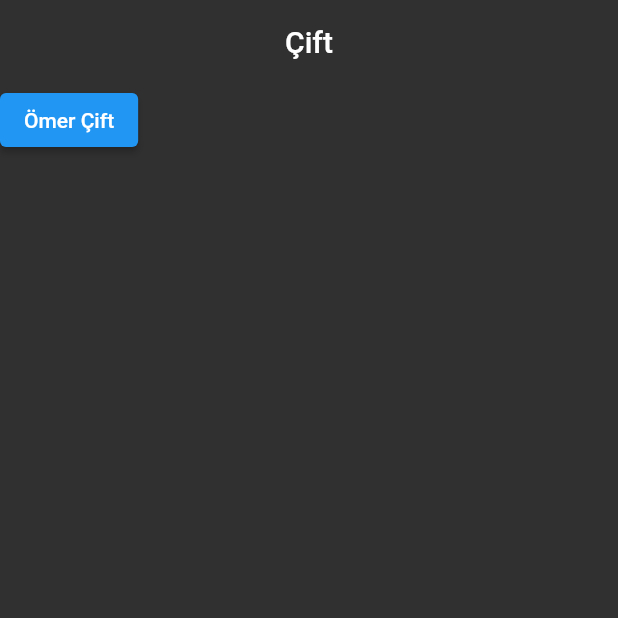
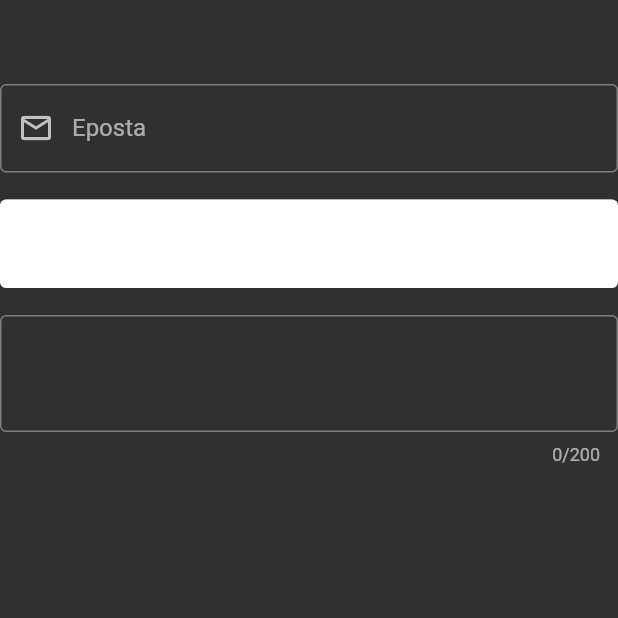
Before and after one commit to omeryilmaz2K/Flutter-Full-Learn, a Flutter app: the screen it shows after launch, on a phone screen of 412 x 824 dp, the top half of it. Run offline on Flutter 3.47's test engine with Material 2 defaults, Android fonts, the phone set to English and light mode, and no system bars.

Commit message:
101 seviyesinde textfield_learn_view çalışması gerçekleştirildi.

```diff
--- /dev/null
+++ b/lib/101/textfield_learn_view.dart
@@ -0,0 +1,81 @@
+import 'package:flutter/material.dart';
+import 'package:flutter/services.dart';
+
+class TextfieldLearnView extends StatefulWidget {
+  const TextfieldLearnView({super.key});
+
+  @override
+  State<TextfieldLearnView> createState() => _TextfieldLearnViewState();
+}
+
+class _TextfieldLearnViewState extends State<TextfieldLearnView> {
+  FocusNode textFieldNode1 = FocusNode();
+  FocusNode textFieldNode2 = FocusNode();
+
+  @override
+  Widget build(BuildContext context) {
+    return Scaffold(
+      appBar: AppBar(),
+      body: Column(
+        crossAxisAlignment: CrossAxisAlignment.end,
+        children: [
+          TextField(
+            maxLength: 20,
+            keyboardType: TextInputType.emailAddress,
+            autofillHints: const [AutofillHints.email],
+            inputFormatters: [InputFormatters().formatter],
+            focusNode: textFieldNode1,
+            textInputAction: TextInputAction.next,
+            buildCounter: (BuildContext context,
+                {int? currentLength, bool? isFocused, int? maxLength}) {
+              return Container(
+                height: 10,
+                width: 40.0 * ((currentLength ?? 0) / 2),
+                color: Colors.red[100 * ((currentLength ?? 1) ~/ 2.5)],
+              );
+            },
+            decoration: const InputDecoration(
+                prefixIcon: Icon(Icons.mail_outline),
+                border: OutlineInputBorder(),
+                hintText: 'Mail',
+                labelText: 'Eposta'),
+          ),
+          TextField(
+            maxLength: 20,
+            focusNode: textFieldNode2,
+            buildCounter: (BuildContext context,
+                {int? currentLength, bool? isFocused, int? maxLength}) {
+              return AnimatedContainer(
+                duration: const Duration(seconds: 1),
+                height: 10,
+                width: 40,
+                color: Colors.red[100 * ((currentLength ?? 1) ~/ 2.5)],
+              );
+            },
+            decoration: const InputDecoration(
+              prefixIcon: Icon(Icons.mail_outline),
+              border: OutlineInputBorder(),
+              fillColor: Colors.white,
+              filled: true,
+            ),
+          ),
+          const TextField(
+            minLines: 2,
+            maxLines: 4,
+            maxLength: 200,
+          )
+        ],
+      ),
+    );
+  }
+}
+
+class InputFormatters {
+  final formatter = TextInputFormatter.withFunction((oldValue, newValue) {
+    if (newValue.text == "é") {
+      return oldValue;
+    } else {
+      return newValue;
+    }
+  });
+}
--- a/lib/main.dart
+++ b/lib/main.dart
@@ -1,7 +1,7 @@
 import 'package:flutter/material.dart';
 import 'package:flutter/services.dart';
-import 'package:flutter_full_learn/101/stateful_lifecycle_learn_view.dart';
 import '101/color_learn_view.dart';
+import '101/textfield_learn_view.dart';
 
 void main() {
   runApp(const MyApp());
@@ -15,6 +15,9 @@ class MyApp extends StatelessWidget {
     return MaterialApp(
       // Temadan okuma
       theme: ThemeData.dark().copyWith(
+        inputDecorationTheme: const InputDecorationTheme(
+          border: OutlineInputBorder()
+        ),
         progressIndicatorTheme: const ProgressIndicatorThemeData(color: Colors.white),
         listTileTheme: const ListTileThemeData(contentPadding: EdgeInsets.zero),
           cardTheme: CardTheme(
@@ -29,7 +32,7 @@ class MyApp extends StatelessWidget {
             toolbarTextStyle: TextStyle(color: Colors.blue),
             systemOverlayStyle: SystemUiOverlayStyle.light, // Status Bar
           )),
-      home: const StatefulLifecycleLearnView(value: 'Ömer'),
+      home: const TextfieldLearnView(),
     );
   }
 }
```
